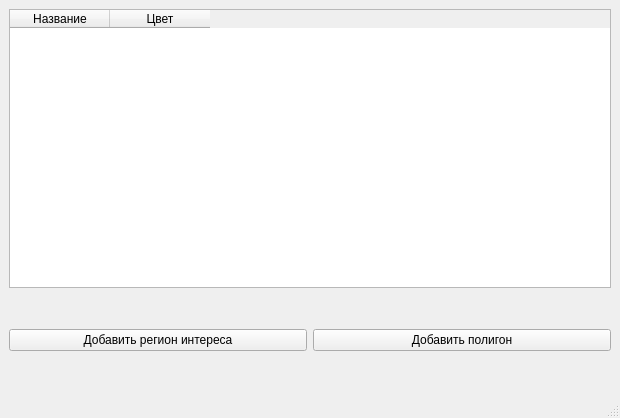
Before: the Qt Designer form Peleng/2DHyperCube/PolygonManager.ui in remsens/Peleng, drawn with Qt 5.
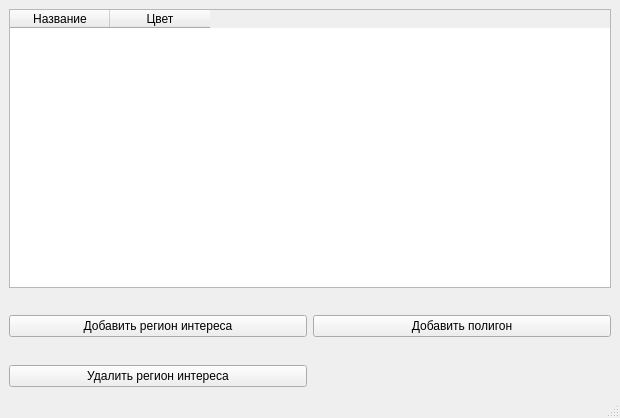
After: the same form once the commit is applied.

Commit message: Polygon Manager big work

Diff of the .ui file:
```diff
--- a/Peleng/2DHyperCube/PolygonManager.ui
+++ b/Peleng/2DHyperCube/PolygonManager.ui
@@ -45,6 +45,13 @@
         </property>
        </widget>
       </item>
+      <item row="2" column="0">
+       <widget class="QPushButton" name="buttonRemoveRegion">
+        <property name="text">
+         <string>Удалить регион интереса</string>
+        </property>
+       </widget>
+      </item>
      </layout>
     </item>
    </layout>
```
Left out of the diff: 4 changed lines with no effect on the pictures. The commit also changes 10 other files.
